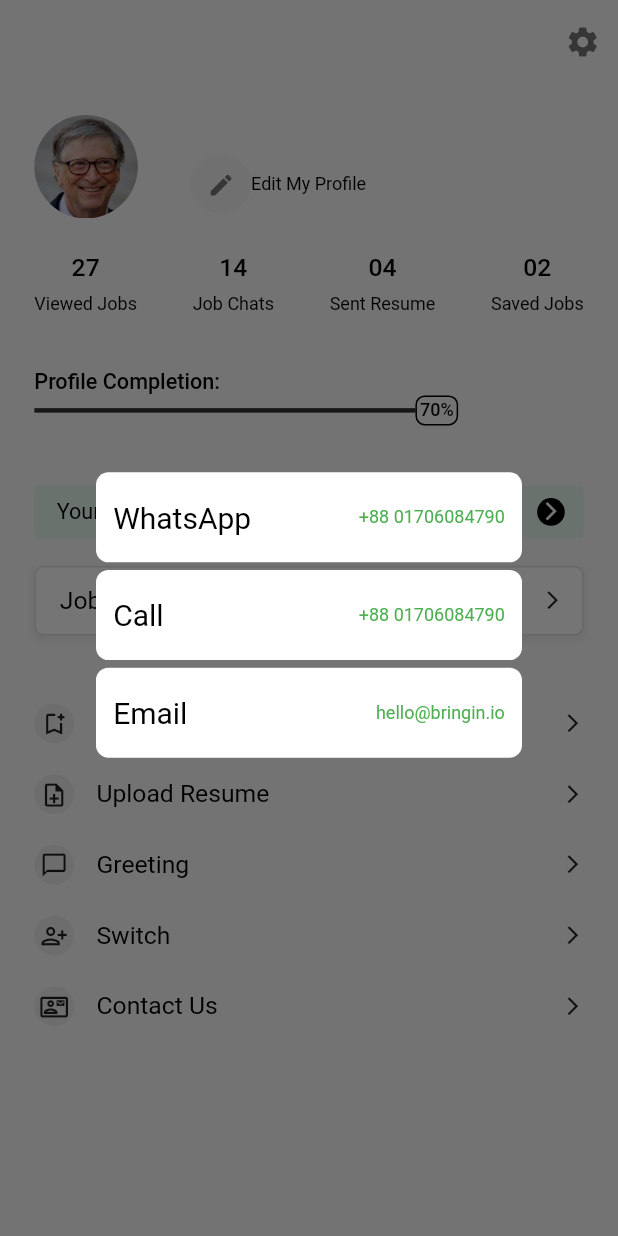
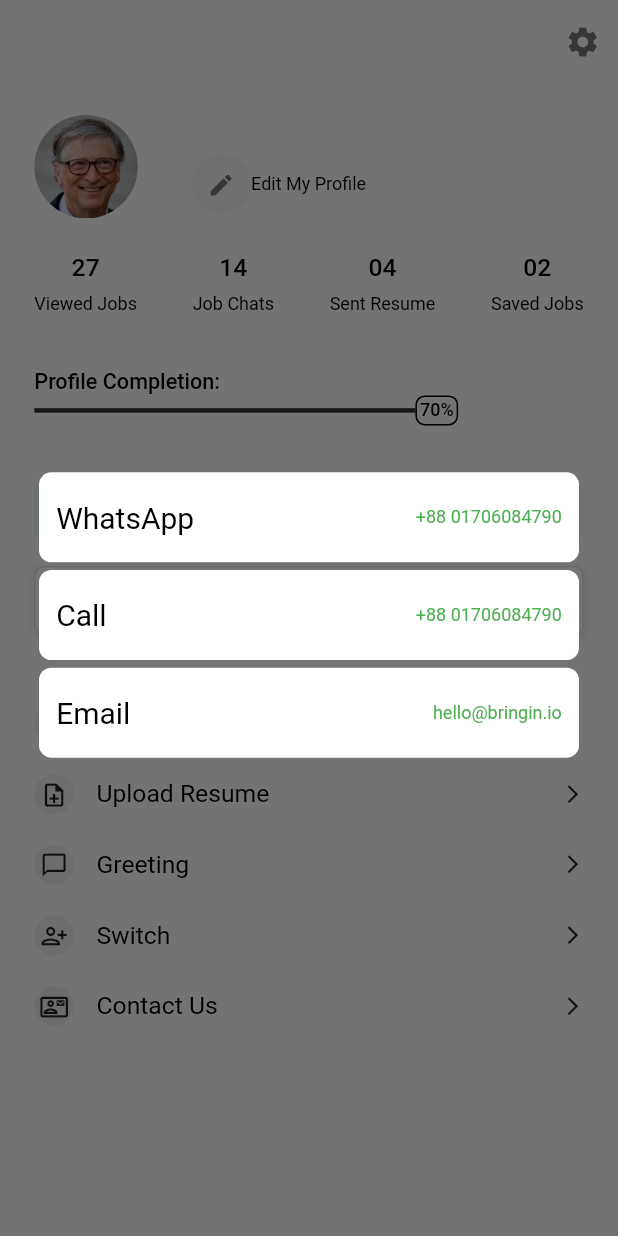
Before and after one commit to razuahmed75/Job_Seeker_App, a Flutter app: the MainProfile screen opened directly, after a tap on "Contact Us", on a phone screen of 412 x 824 dp. Run offline on Flutter 3.47's test engine with Material 2 defaults, Android fonts, the phone set to English and light mode, and no system bars; our stand-ins replace flutter_svg, fluttertoast, get, get_storage, google_fonts, google_nav_bar and 2 more; accounts and stored records are empty; network calls fail.

Commit message:
added more screen

```diff
--- a/lib/view/bottom_nav/profile_screen/components/footer_section.dart
+++ b/lib/view/bottom_nav/profile_screen/components/footer_section.dart
@@ -2,9 +2,7 @@ import 'package:assignment/config/dimensions.dart';
 import 'package:assignment/view/greeting/greeting.dart';
 import 'package:assignment/view/switch_profile/switch_profile.dart';
 import 'package:assignment/view/upload_resume/upload_resume.dart';
-import 'package:assignment/widgets/big_text.dart';
 import 'package:assignment/widgets/dialog_tile.dart';
-import 'package:assignment/widgets/small_text.dart';
 import 'package:flutter/material.dart';
 import 'package:get/get.dart';
 
@@ -52,6 +50,7 @@ class FooterSection extends StatelessWidget {
         context: context,
         builder: (context) => AlertDialog(
               backgroundColor: Colors.transparent,
+              insetPadding: EdgeInsets.zero,
               elevation: 0,
               content: SingleChildScrollView(
                 child: Column(
```
